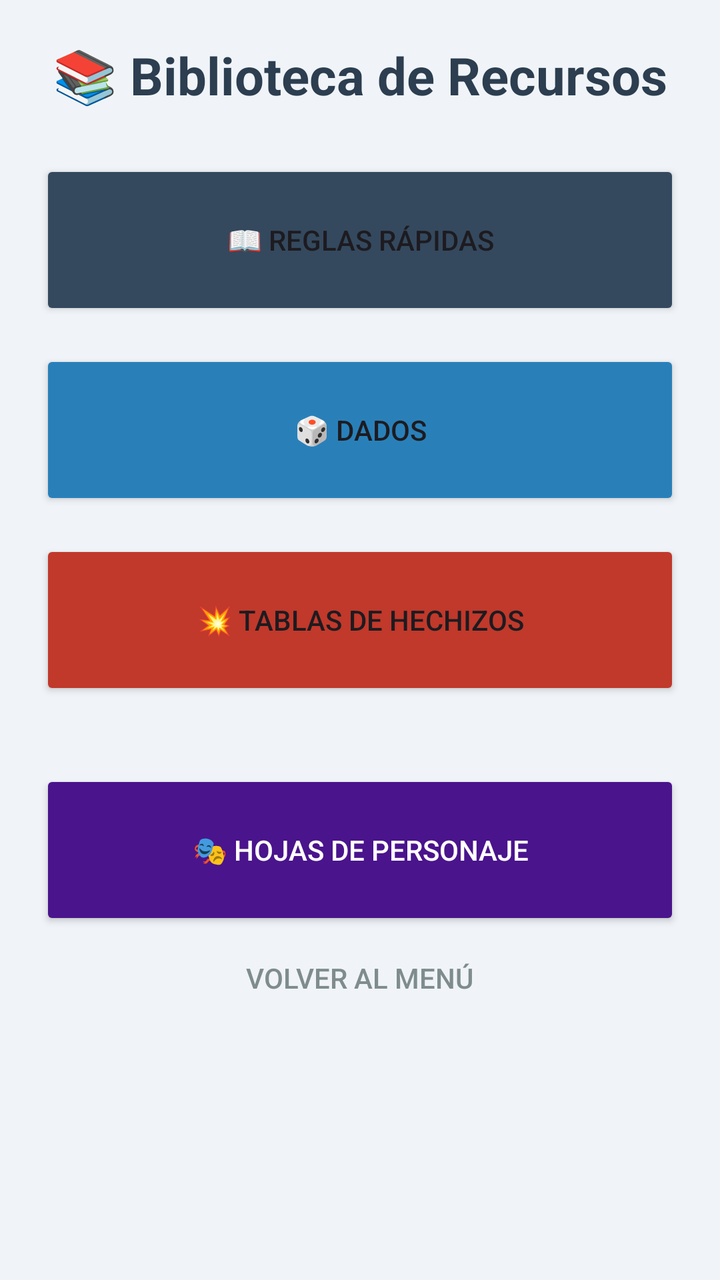
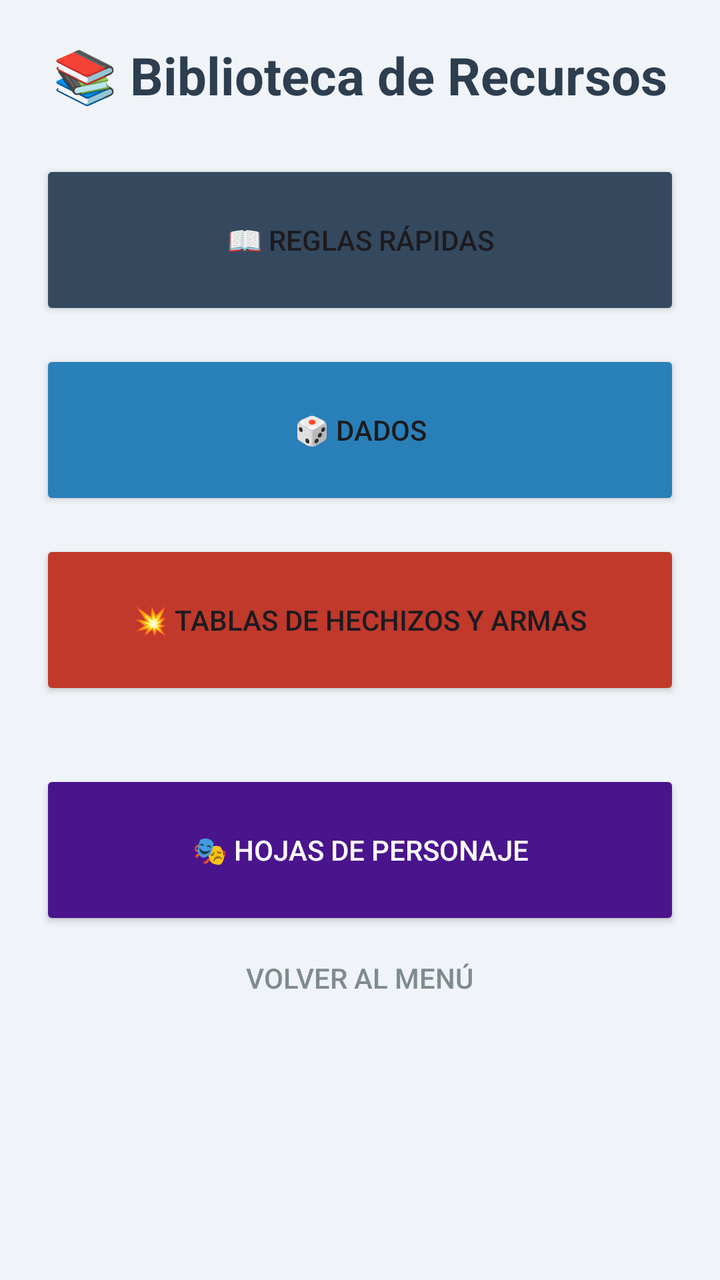

Compare the two renders of this Android layout. The source of the first and the diff that turns it into the second are given below.
<!-- AndroidManifest.xml: application theme Theme.QuestApp -->
<!-- res/layout/activity_recursos.xml -->
<?xml version="1.0" encoding="utf-8"?>
<ScrollView xmlns:android="http://schemas.android.com/apk/res/android"
    android:layout_width="match_parent"
    android:layout_height="match_parent"
    android:background="#F0F4F8">

    <LinearLayout
        android:layout_width="match_parent"
        android:layout_height="wrap_content"
        android:orientation="vertical"
        android:padding="20dp">

        <TextView
            android:layout_width="wrap_content"
            android:layout_height="wrap_content"
            android:text="📚 Biblioteca de Recursos"
            android:textSize="26sp"
            android:textStyle="bold"
            android:layout_gravity="center"
            android:layout_marginBottom="25dp"
            android:textColor="#2C3E50"/>

        <Button
            android:id="@+id/btn_reglas_rapidas"
            android:layout_width="match_parent"
            android:layout_height="80dp"
            android:text="📖 Reglas Rápidas"
            android:layout_marginBottom="15dp"
            android:backgroundTint="#34495E"/>

        <Button
            android:id="@+id/btn_dados"
            android:layout_width="match_parent"
            android:layout_height="80dp"
            android:text="🎲 Dados"
            android:layout_marginBottom="15dp"
            android:backgroundTint="#2980B9"/>

        <Button
            android:id="@+id/tablas_de_hechizos"
            android:layout_width="match_parent"
            android:layout_height="80dp"
            android:text="💥 Tablas de hechizos"
            android:layout_marginBottom="30dp"
            android:backgroundTint="#C0392B"/>

        <Button
            android:id="@+id/btn_ir_personajes"
            android:layout_width="match_parent"
            android:layout_height="80dp"
            android:layout_marginTop="5dp"
            android:backgroundTint="#4A148C"
            android:text="🎭 Hojas de Personaje"
            android:textColor="#FFFFFF" />

        <Button
            android:id="@+id/btn_volver_recursos"
            style="@style/Widget.AppCompat.Button.Borderless"
            android:layout_width="wrap_content"
            android:layout_height="wrap_content"
            android:layout_gravity="center"
            android:text="Volver al Menú"
            android:textColor="#7F8C8D" />


    </LinearLayout>
</ScrollView>
<!-- resources referenced by this layout -->
<resources>
  <style name="Theme.QuestApp" parent="Theme.Material3.DayNight.NoActionBar">
      </style>
</resources>

<!-- the commit's change to res/layout/activity_recursos.xml (unified diff, before → after) -->
@@ -37,10 +37,10 @@
             android:backgroundTint="#2980B9"/>
 
         <Button
-            android:id="@+id/tablas_de_hechizos"
+            android:id="@+id/btn_ir_equipo"
             android:layout_width="match_parent"
             android:layout_height="80dp"
-            android:text="💥 Tablas de hechizos"
+            android:text="💥 Tablas de hechizos y armas"
             android:layout_marginBottom="30dp"
             android:backgroundTint="#C0392B"/>
 
